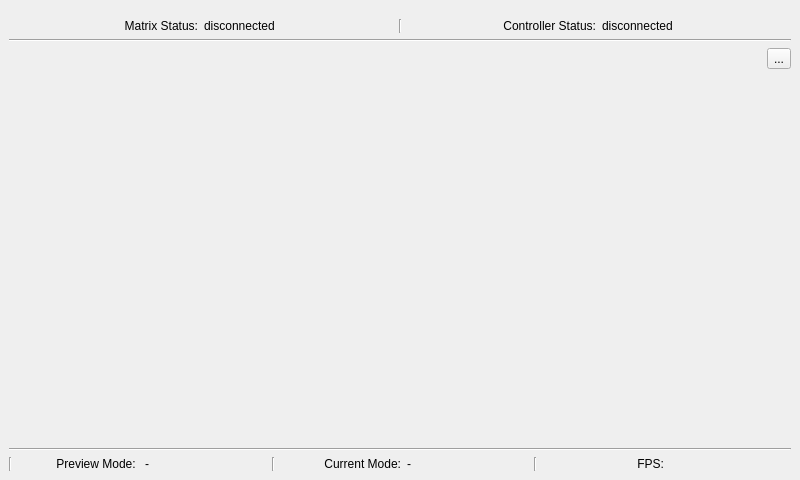
This is src/qt/design-files/MainWindow.ui in CountRucula/matrix-app as Qt 5 draws it before an edit. The edited form follows.
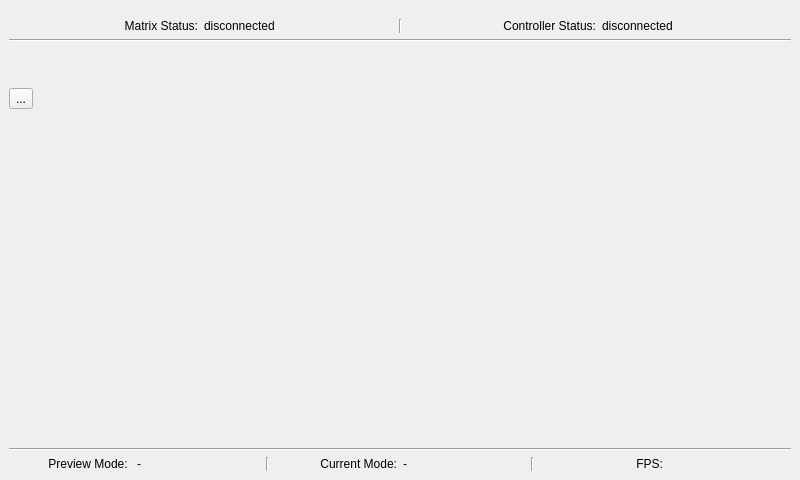
This is the edited form.

Patch:
```diff
--- a/src/qt/design-files/MainWindow.ui
+++ b/src/qt/design-files/MainWindow.ui
@@ -100,6 +100,22 @@
       </property>
      </widget>
     </item>
+    <item>
+     <spacer name="verticalSpacer_2">
+      <property name="orientation">
+       <enum>Qt::Orientation::Vertical</enum>
+      </property>
+      <property name="sizeType">
+       <enum>QSizePolicy::Policy::Fixed</enum>
+      </property>
+      <property name="sizeHint" stdset="0">
+       <size>
+        <width>20</width>
+        <height>40</height>
+       </size>
+      </property>
+     </spacer>
+    </item>
     <item>
      <spacer name="verticalSpacer">
       <property name="orientation">
@@ -127,6 +143,16 @@
       <property name="bottomMargin">
        <number>0</number>
       </property>
+      <item>
+       <widget class="QToolButton" name="btn_close">
+        <property name="autoFillBackground">
+         <bool>false</bool>
+        </property>
+        <property name="text">
+         <string>...</string>
+        </property>
+       </widget>
+      </item>
       <item>
        <spacer name="horizontalSpacer">
         <property name="orientation">
@@ -140,16 +166,6 @@
         </property>
        </spacer>
       </item>
-      <item>
-       <widget class="QToolButton" name="btn_close">
-        <property name="autoFillBackground">
-         <bool>false</bool>
-        </property>
-        <property name="text">
-         <string>...</string>
-        </property>
-       </widget>
-      </item>
      </layout>
     </item>
     <item>
@@ -164,13 +180,6 @@
     </item>
     <item>
      <layout class="QHBoxLayout" name="footer_layout">
-      <item>
-       <widget class="Line" name="line_5">
-        <property name="orientation">
-         <enum>Qt::Orientation::Vertical</enum>
-        </property>
-       </widget>
-      </item>
       <item>
        <widget class="QLabel" name="label_2">
         <property name="sizePolicy">
```
